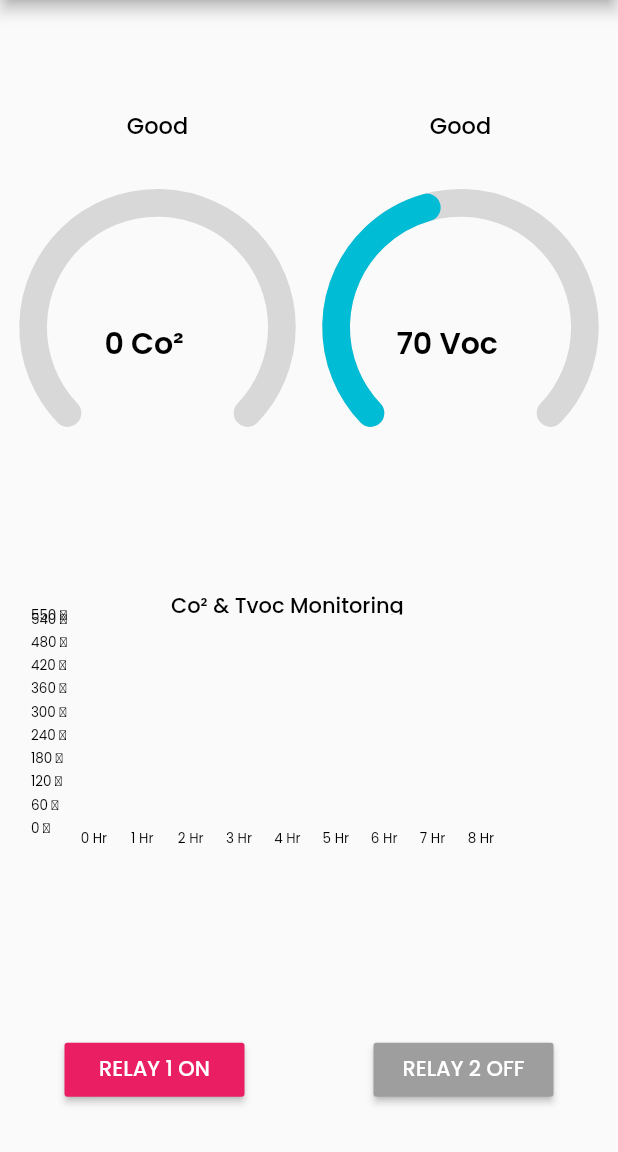
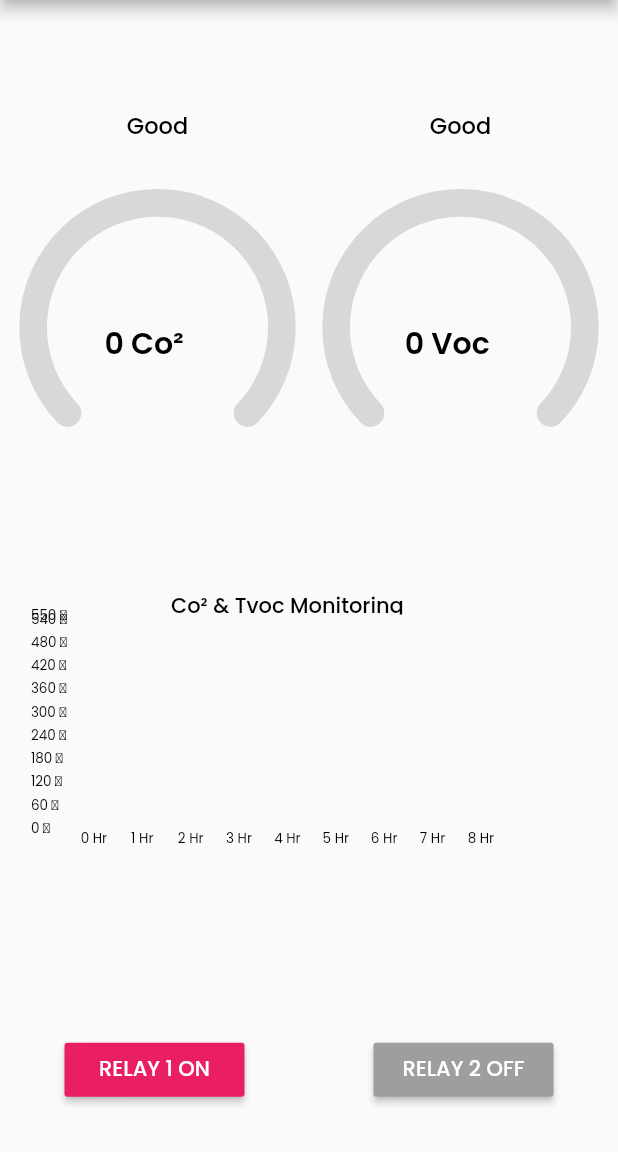
Before and after one commit to TjayAmit/arduino_app, a Flutter app: the screen it shows after launch, on a phone screen of 412 x 824 dp, the part 84-1236 px from its top. Run offline on Flutter 3.47's test engine with Material 2 defaults, Android fonts, the phone set to English and light mode, and no system bars; drawn by our look-alikes of fl_chart, syncfusion_flutter_gauges; our stand-ins replace get, google_fonts; network calls fail.

Commit message:
Update voc_gauge.dart

```diff
--- a/lib/Component/Widget/VocGauge/voc_gauge.dart
+++ b/lib/Component/Widget/VocGauge/voc_gauge.dart
@@ -1,14 +1,16 @@
+import 'package:arduino_app/Controller/main_controller.dart';
 import 'package:flutter/material.dart';
 import 'package:arduino_app/Component/Widget/Text/textwidget.dart';
 import 'package:syncfusion_flutter_gauges/gauges.dart';
 import 'package:get/get.dart';
 
-class VocGauge extends StatelessWidget {
+class VocGauge extends GetView<MainController> {
   const VocGauge({Key? key}) : super(key: key);
 
   @override
   Widget build(BuildContext context) {
-    return SizedBox(
+    return Obx(
+      () => SizedBox(
           width: Get.width * 0.5,
           height: Get.width * 0.5,
           child: SfRadialGauge(
@@ -20,13 +22,13 @@ class VocGauge extends StatelessWidget {
                     cornerStyle: CornerStyle.bothCurve),
                 showTicks: false,
                 showLabels: false,
-              minimum: 0,
-              maximum: 150,
+                minimum: 1,
+                maximum: 550,
                 interval: 10,
                 pointers: [
                   RangePointer(
-                  color: Colors.cyan,
-                  value: 70,
+                    color: controller.tvocColor.value,
+                    value: controller.tvoc.value,
                     onValueChanged: (_) {},
                     cornerStyle: CornerStyle.bothCurve,
                     onValueChangeEnd: (value) {},
@@ -36,10 +38,11 @@ class VocGauge extends StatelessWidget {
                     sizeUnit: GaugeSizeUnit.factor,
                   )
                 ],
-              annotations: const [
+                annotations: [
                   GaugeAnnotation(
                     widget: TextWidget(
-                    title: '70 Voc',
+                      title:
+                          '${controller.tvoc.value.truncate().toString()} Voc',
                       fontSize: 20,
                       fontWeight: FontWeight.w600,
                     ),
@@ -48,6 +51,7 @@ class VocGauge extends StatelessWidget {
                 ],
               )
             ],
-        ));
+          )),
+    );
   }
 }
```
Lines whose indentation alone changed are shown as unchanged.
